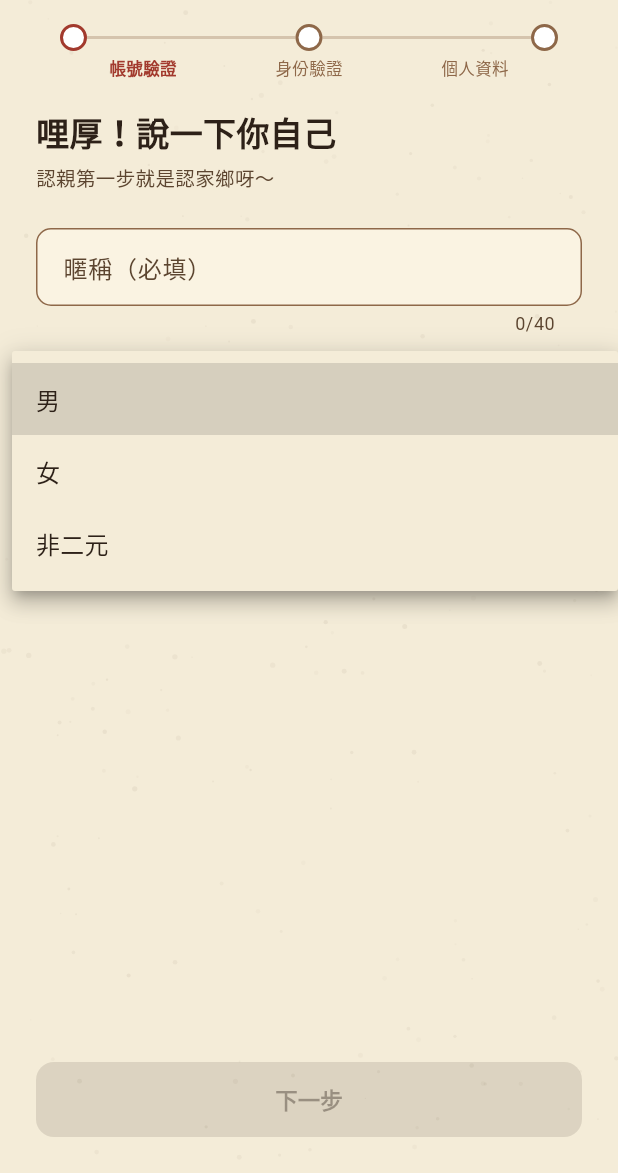
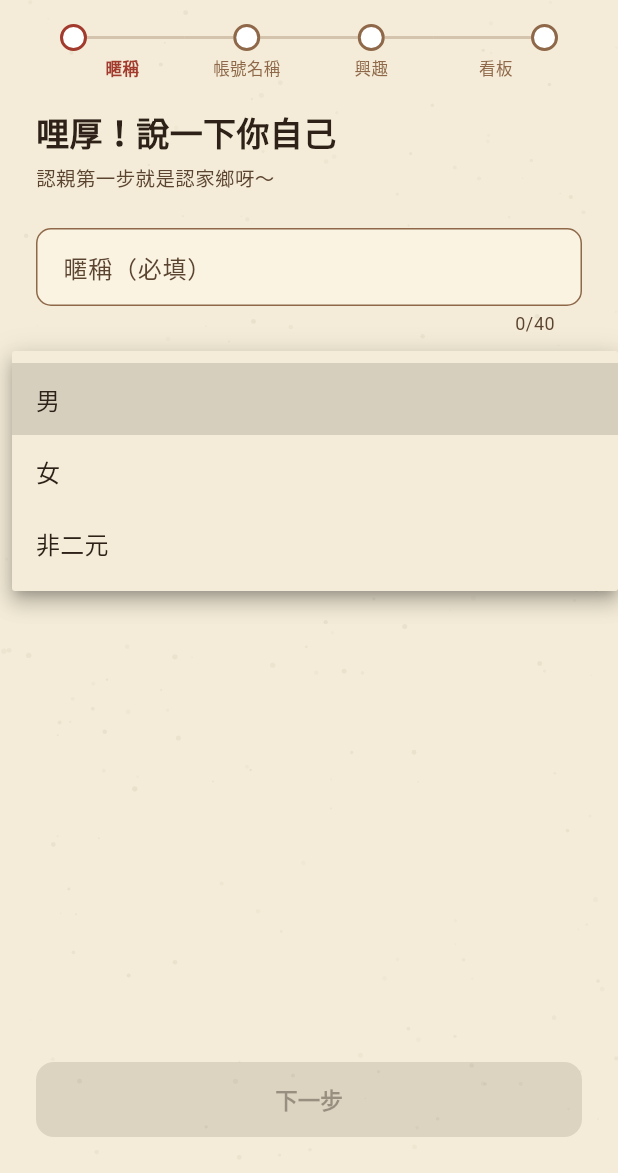
Before and after one commit to hoganalin/zaina, a Flutter app: the OnboardingScreen screen opened by its route, after a tap on "性別（選填）", on a phone screen of 412 x 824 dp, the part 63-1236 px from its top. Run offline on Flutter 3.47's test engine with Material 3 defaults, Android fonts, the phone set to English and light mode, and no system bars; our stand-ins replace dio, firebase_auth, firebase_core, firebase_messaging, flutter_riverpod, freezed_annotation and 4 more; accounts and stored records are empty; generated files the repository leaves out were written again; network calls fail.

Commit message:
feat(mobile): add @username step to onboarding (4 steps now)
- AuthNotifier.checkUsernameAvailable hits GET /api/me/check-username
- AuthNotifier.submitOnboarding accepts optional username
- New _UsernameStep page in onboarding PageView with live availability
  check (debounced via TextEditingController listener), valid format
  helper, taken/available state colours
- Step header rewritten as 4 labels: 暱稱 / 帳號名稱 / 興趣 / 看板
- Step gating: step 0 needs nickname, step 1 needs username available or
  empty, steps 2-3 always advance

Co-Authored-By: Claude Opus 4.7 (1M context) <noreply@anthropic.com>

```diff
--- a/mobile/lib/screens/onboarding/onboarding_screen.dart
+++ b/mobile/lib/screens/onboarding/onboarding_screen.dart
@@ -18,34 +18,67 @@ class OnboardingScreen extends ConsumerStatefulWidget {
 }
 
 class _OnboardingScreenState extends ConsumerState<OnboardingScreen> {
+  static const _stepCount = 4;
+
   final _pageController = PageController();
   int _step = 0;
 
   late final TextEditingController _nicknameCtrl;
+  final _usernameCtrl = TextEditingController();
   Gender? _gender;
   final _countryCtrl = TextEditingController();
   final _cityCtrl = TextEditingController();
   final _interestIds = <String>{};
   final _channelIds = <String>{};
 
+  // Username availability state
+  bool? _usernameAvailable;
+  bool _usernameChecking = false;
+
   @override
   void initState() {
     super.initState();
     final initialNick = ref.read(authStateProvider).valueOrNull?.nickname ?? '';
     _nicknameCtrl = TextEditingController(text: initialNick);
+    _usernameCtrl.addListener(_onUsernameChanged);
   }
 
   @override
   void dispose() {
     _pageController.dispose();
     _nicknameCtrl.dispose();
+    _usernameCtrl.removeListener(_onUsernameChanged);
+    _usernameCtrl.dispose();
     _countryCtrl.dispose();
     _cityCtrl.dispose();
     super.dispose();
   }
 
+  void _onUsernameChanged() async {
+    final value = _usernameCtrl.text.trim();
+    if (value.isEmpty) {
+      setState(() {
+        _usernameAvailable = null;
+        _usernameChecking = false;
+      });
+      return;
+    }
+    setState(() {
+      _usernameChecking = true;
+      _usernameAvailable = null;
+    });
+    final ok = await ref
+        .read(authStateProvider.notifier)
+        .checkUsernameAvailable(value);
+    if (!mounted || _usernameCtrl.text.trim() != value) return;
+    setState(() {
+      _usernameChecking = false;
+      _usernameAvailable = ok;
+    });
+  }
+
   void _next() {
-    if (_step < 2) {
+    if (_step < _stepCount - 1) {
       _pageController.nextPage(
         duration: const Duration(milliseconds: 250),
         curve: Curves.easeOut,
@@ -62,12 +95,32 @@ class _OnboardingScreenState extends ConsumerState<OnboardingScreen> {
     }
   }
 
-  bool get _canSubmit => _nicknameCtrl.text.trim().isNotEmpty;
+  bool get _canAdvanceFromCurrentStep {
+    switch (_step) {
+      case 0: // nickname
+        return _nicknameCtrl.text.trim().isNotEmpty;
+      case 1: // username — optional, but if filled must be available
+        final v = _usernameCtrl.text.trim();
+        if (v.isEmpty) return true;
+        return _usernameAvailable == true;
+      case 2: // interests — always allow
+      case 3: // channels — always allow
+        return true;
+      default:
+        return false;
+    }
+  }
+
+  bool get _canSubmit =>
+      _nicknameCtrl.text.trim().isNotEmpty &&
+      (_usernameCtrl.text.trim().isEmpty || _usernameAvailable == true);
 
   Future<void> _submit() async {
     if (!_canSubmit) return;
+    final username = _usernameCtrl.text.trim();
     await ref.read(authStateProvider.notifier).submitOnboarding(
           nickname: _nicknameCtrl.text.trim(),
+          username: username.isEmpty ? null : username,
           gender: _gender,
           country: _countryCtrl.text.trim().isEmpty ? null : _countryCtrl.text.trim(),
           city: _cityCtrl.text.trim().isEmpty ? null : _cityCtrl.text.trim(),
@@ -101,6 +154,11 @@ class _OnboardingScreenState extends ConsumerState<OnboardingScreen> {
                       onGenderChanged: (g) => setState(() => _gender = g),
                       onChanged: () => setState(() {}),
                     ),
+                    _UsernameStep(
+                      controller: _usernameCtrl,
+                      checking: _usernameChecking,
+                      available: _usernameAvailable,
+                    ),
                     _InterestsStep(
                       selectedIds: _interestIds,
                       onToggle: (id) => setState(() {
@@ -131,11 +189,13 @@ class _OnboardingScreenState extends ConsumerState<OnboardingScreen> {
                   child: FilledButton(
                     onPressed: isSubmitting
                         ? null
-                        : _step < 2
-                            ? (_canSubmit || _step != 0 ? _next : null)
+                        : _step < _stepCount - 1
+                            ? (_canAdvanceFromCurrentStep ? _next : null)
                             : (_canSubmit ? _submit : null),
                     child: Text(
-                      _step < 2 ? '下一步' : (isSubmitting ? '送出中…' : '完成'),
+                      _step < _stepCount - 1
+                          ? '下一步'
+                          : (isSubmitting ? '送出中…' : '完成'),
                     ),
                   ),
                 ),
@@ -155,7 +215,7 @@ class _StepHeader extends StatelessWidget {
 
   @override
   Widget build(BuildContext context) {
-    final labels = ['帳號驗證', '身份驗證', '個人資料'];
+    final labels = ['暱稱', '帳號名稱', '興趣', '看板'];
     return Padding(
       padding: const EdgeInsets.fromLTRB(8, 6, 8, 18),
       child: Column(
@@ -326,6 +386,89 @@ class _ProfileStep extends StatelessWidget {
               ),
             ),
           ],
+        ),
+      ],
+    );
+  }
+}
+
+class _UsernameStep extends StatelessWidget {
+  const _UsernameStep({
+    required this.controller,
+    required this.checking,
+    required this.available,
+  });
+  final TextEditingController controller;
+  final bool checking;
+  final bool? available;
+
+  @override
+  Widget build(BuildContext context) {
+    final value = controller.text.trim();
+    final showAvailable = !checking && available == true && value.isNotEmpty;
+    final showTaken = !checking && available == false && value.isNotEmpty;
+    final invalidFormat =
+        value.isNotEmpty && !RegExp(r'^[a-zA-Z0-9_]{3,20}$').hasMatch(value);
+
+    String? helper;
+    Color helperColor = ZainaPalette.bobaBrownDeep;
+    if (checking) {
+      helper = '檢查中…';
+    } else if (invalidFormat) {
+      helper = '3-20 個字元，僅限英數與底線';
+      helperColor = Colors.red;
+    } else if (showAvailable) {
+      helper = '可使用';
+      helperColor = ZainaPalette.postboxGreen;
+    } else if (showTaken) {
+      helper = '已被使用';
+      helperColor = Colors.red;
+    } else {
+      helper = '帳號名稱無法更換，是你的身份識別。可跳過';
+    }
+
+    return ListView(
+      padding: const EdgeInsets.symmetric(horizontal: 24),
+      children: [
+        const Text(
+          '輸入帳號名稱',
+          style: TextStyle(
+            fontSize: 22,
+            fontWeight: FontWeight.w700,
+            color: ZainaPalette.inkBlack,
+          ),
+        ),
+        const SizedBox(height: 6),
+        const Text(
+          '個人頁的網址會用到（@username）。可以跳過，之後在「我」→ 編輯也能設。',
+          style: TextStyle(color: ZainaPalette.bobaBrownDeep, fontSize: 13),
+        ),
+        const SizedBox(height: 24),
+        TextField(
+          controller: controller,
+          autocorrect: false,
+          decoration: InputDecoration(
+            labelText: '帳號名稱',
+            prefixText: '@ ',
+            helperText: helper,
+            helperStyle: TextStyle(color: helperColor),
+            suffixIcon: checking
+                ? const Padding(
+                    padding: EdgeInsets.all(12),
+                    child: SizedBox(
+                      width: 16,
+                      height: 16,
+                      child: CircularProgressIndicator(strokeWidth: 2),
+                    ),
+                  )
+                : showAvailable
+                    ? const Icon(Icons.check_circle,
+                        color: ZainaPalette.postboxGreen)
+                    : showTaken || invalidFormat
+                        ? const Icon(Icons.error_outline, color: Colors.red)
+                        : null,
+          ),
+          maxLength: 20,
         ),
       ],
     );
```
Also changed, not shown: mobile/lib/screens/sign_in/auth_providers.dart (+14 -0 lines).
